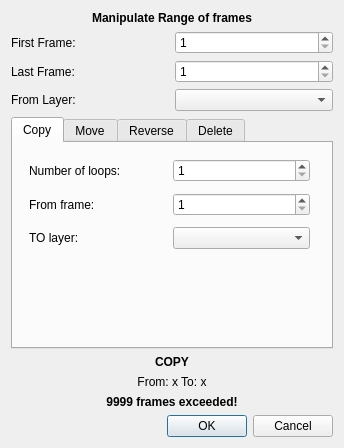
First picture: the form in app/ui/copymultiplekeyframesdialog.ui, repository pencil2d/pencil, before the edit.
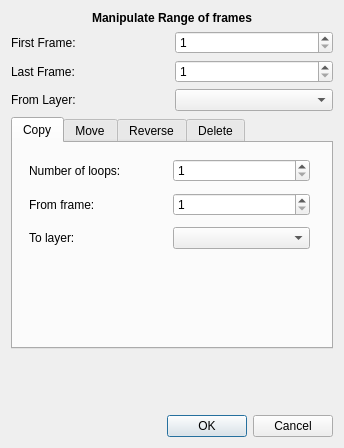
Second picture: the form after the edit.

Commit message: Removed unnecessary SetText, and text in ui

What changed in the file:
```diff
--- a/app/ui/copymultiplekeyframesdialog.ui
+++ b/app/ui/copymultiplekeyframesdialog.ui
@@ -152,7 +152,7 @@
           <item>
            <widget class="QLabel" name="labCopyToLayer">
             <property name="text">
-             <string>TO layer:</string>
+             <string>To layer:</string>
             </property>
            </widget>
           </item>
@@ -282,7 +282,7 @@
       </font>
      </property>
      <property name="text">
-      <string>COPY</string>
+      <string/>
      </property>
      <property name="alignment">
       <set>Qt::AlignCenter</set>
@@ -292,7 +292,7 @@
    <item>
     <widget class="QLabel" name="labInfoToFromLayer">
      <property name="text">
-      <string>From: x To: x</string>
+      <string/>
      </property>
      <property name="alignment">
       <set>Qt::AlignCenter</set>
@@ -308,7 +308,7 @@
       </font>
      </property>
      <property name="text">
-      <string>9999 frames exceeded!</string>
+      <string/>
      </property>
      <property name="alignment">
       <set>Qt::AlignCenter</set>
```
Left out of the diff: 4 changed lines with no effect on the pictures. The commit also changes 1 other file.
